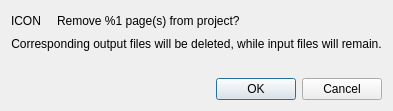
Qt form ui/RemovePagesDialog.ui (ImageProcessing-ElectronicPublications/scantailor-deviant) before a commit.
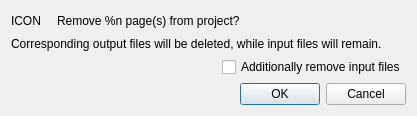
The same form after that commit.

Commit message: Allow to optionally remove input files too in pages remove dialog

The edit to the form file:
```diff
--- a/ui/RemovePagesDialog.ui
+++ b/ui/RemovePagesDialog.ui
@@ -6,7 +6,7 @@
    <rect>
     <x>0</x>
     <y>0</y>
-    <width>352</width>
+    <width>417</width>
     <height>111</height>
    </rect>
   </property>
@@ -54,7 +54,7 @@
         </sizepolicy>
        </property>
        <property name="text">
-        <string>Remove %1 page(s) from project?</string>
+        <string notr="true">Remove %n page(s) from project?</string>
        </property>
        <property name="alignment">
         <set>Qt::AlignLeading|Qt::AlignLeft|Qt::AlignVCenter</set>
@@ -72,7 +72,10 @@
       <string>Corresponding output files will be deleted, while input files will remain.</string>
      </property>
      <property name="alignment">
-      <set>Qt::AlignCenter</set>
+      <set>Qt::AlignLeading|Qt::AlignLeft|Qt::AlignVCenter</set>
+     </property>
+     <property name="wordWrap">
+      <bool>true</bool>
      </property>
     </widget>
    </item>
@@ -89,6 +92,30 @@
      </property>
     </spacer>
    </item>
+   <item>
+    <layout class="QHBoxLayout" name="horizontalLayout_2">
+     <item>
+      <spacer name="horizontalSpacer_2">
+       <property name="orientation">
+        <enum>Qt::Horizontal</enum>
+       </property>
+       <property name="sizeHint" stdset="0">
+        <size>
+         <width>40</width>
+         <height>20</height>
+        </size>
+       </property>
+      </spacer>
+     </item>
+     <item>
+      <widget class="QCheckBox" name="cbRemoveInputFiles">
+       <property name="text">
+        <string>Additionally remove input files</string>
+       </property>
+      </widget>
+     </item>
+    </layout>
+   </item>
    <item>
     <widget class="QDialogButtonBox" name="buttonBox">
      <property name="orientation">
```
The commit also changes 4 other files.
